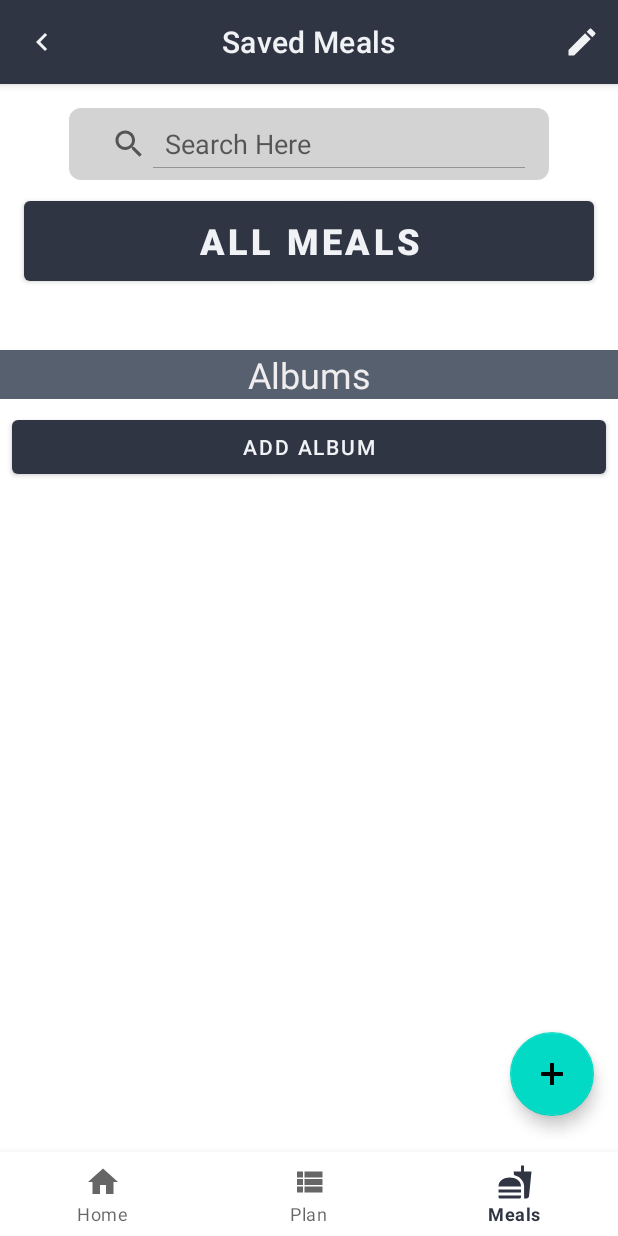
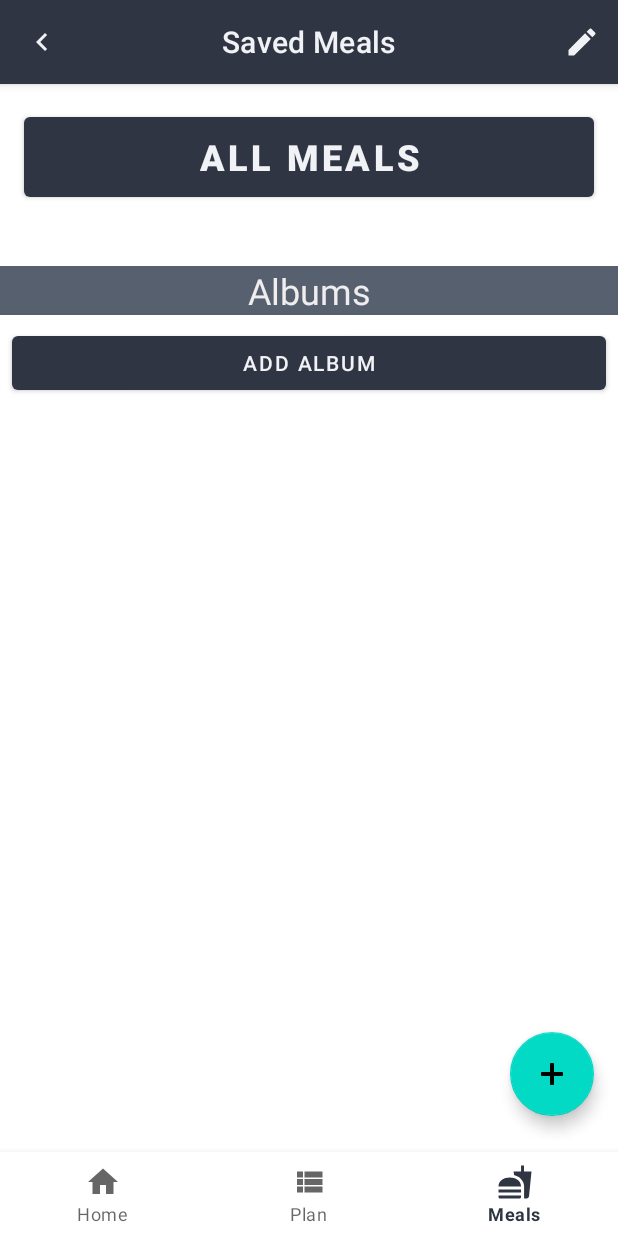
Before and after one commit to mycrazycurls/CS3714FoodManager, an Android app: the SavedMealsFragment screen opened through its navigation route, on a phone screen of 412 x 824 dp. Run offline under Robolectric (Android 15) with nearby library versions, the phone set to English and light mode, and no system bars; our stand-ins replace Firebase (no records; nobody signed in at launch, a user with empty details on screens opened directly), navigation-ui.

Commit message:
Update fragment_saved_meals.xml

```diff
--- a/app/src/main/res/layout/fragment_saved_meals.xml
+++ b/app/src/main/res/layout/fragment_saved_meals.xml
@@ -11,7 +11,7 @@
         android:layout_width="match_parent"
         android:layout_height="wrap_content"
         android:layout_marginBottom="8dp"
-        app:layout_constraintBottom_toTopOf="@+id/saved_meals_search"
+        app:layout_constraintBottom_toTopOf="@+id/saved_meals_all_meals_button"
         app:layout_constraintEnd_toEndOf="parent"
         app:layout_constraintStart_toStartOf="parent"
         app:layout_constraintTop_toTopOf="parent">
@@ -28,20 +28,6 @@
 
     </com.google.android.material.appbar.AppBarLayout>
 
-    <SearchView
-        android:id="@+id/saved_meals_search"
-        android:layout_width="wrap_content"
-        android:layout_height="wrap_content"
-        android:layout_marginTop="8dp"
-        android:background="@drawable/ic_search"
-        android:iconifiedByDefault="false"
-        android:queryHint="Search Here"
-        app:layout_constraintBottom_toTopOf="@+id/saved_meals_all_meals_button"
-        app:layout_constraintEnd_toEndOf="parent"
-        app:layout_constraintStart_toStartOf="parent"
-        app:layout_constraintTop_toBottomOf="@+id/saved_meals_appbar" />
-
-
     <Button
         android:id="@+id/saved_meals_all_meals_button"
         style="@style/Widget.MaterialComponents.Button"
@@ -57,7 +43,7 @@
         app:layout_constraintBottom_toTopOf="@+id/saved_meals_albums"
         app:layout_constraintEnd_toEndOf="parent"
         app:layout_constraintStart_toStartOf="parent"
-        app:layout_constraintTop_toBottomOf="@+id/saved_meals_search" />
+        app:layout_constraintTop_toBottomOf="@+id/saved_meals_appbar" />
 
     <TextView
         android:id="@+id/saved_meals_albums"
```
